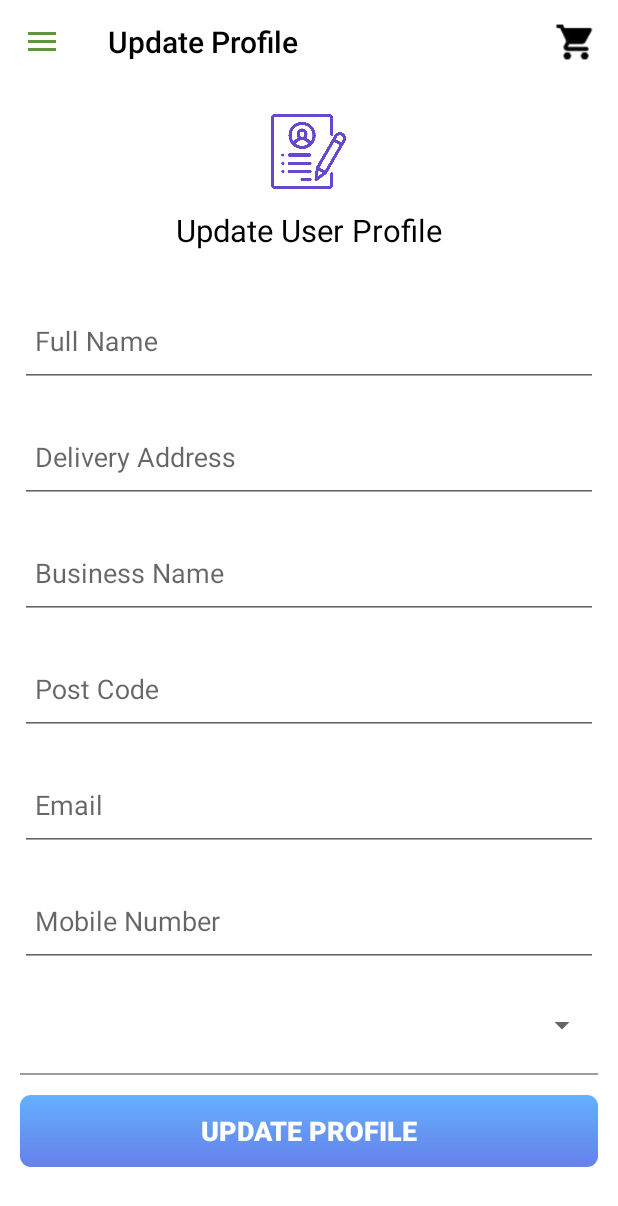
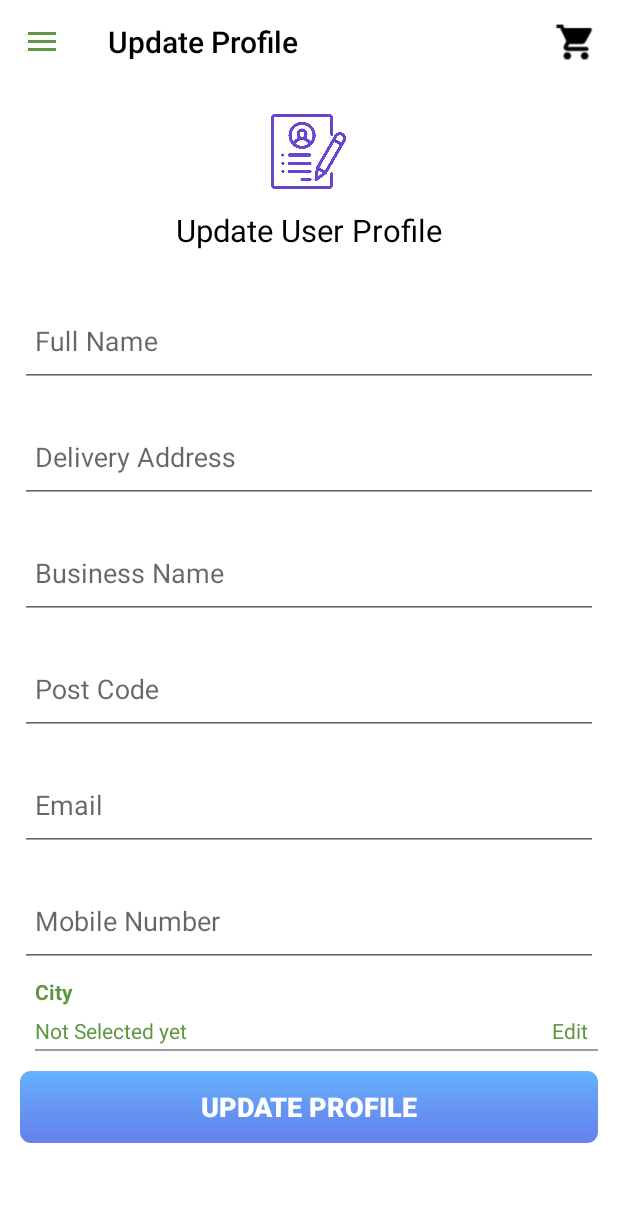
Before and after one commit to masum43/ShoppingCartAndroid, an Android app: the fragment Update_Profile placed in its activity, on a phone screen of 412 x 824 dp. Shown: the top 1206 px of the screen. Run offline under Robolectric (Android 15) with nearby library versions, the phone set to English and light mode, and no system bars; our stand-ins replace Picasso, Volley, sdp/ssp sizes; libraries missing offline, so code that uses them is left out: com.smarteist.autoimageslider, fr.ganfra.materialspinner; network calls fail; pictures from the network do not load; Roboto replaces fonts that are not available here; 4 statements that could not run were skipped.

Commit message:
profile city bugs fixed and button fixed

```diff
--- a/app/src/main/res/layout/fragment_update__profile.xml
+++ b/app/src/main/res/layout/fragment_update__profile.xml
@@ -134,18 +134,47 @@
             android:layout_marginTop="@dimen/_5sdp"
             android:layout_marginEnd="@dimen/_10sdp"
             android:layout_width="fill_parent"
-            android:layout_height="wrap_content">
+            android:layout_height="wrap_content"
+            android:paddingStart="10dp"
+            >
+
+            <TextView
+                android:layout_width="wrap_content"
+                android:layout_height="wrap_content"
+                android:text="@string/city"
+                android:textStyle="bold"
+                />
+
+            <RelativeLayout
+                android:layout_width="match_parent"
+                android:layout_height="wrap_content"
+                android:orientation="horizontal"
+                >
+                <TextView
+                    android:id="@+id/currentCityNameId"
+                    android:layout_width="wrap_content"
+                    android:layout_height="wrap_content"
+                    android:text="@string/not_selected_yet"
+                    android:layout_marginTop="@dimen/_5sdp"
+                    />
+                <TextView
+                    android:id="@+id/cityEditId"
+                    android:layout_width="wrap_content"
+                    android:layout_height="wrap_content"
+                    android:text="@string/edit"
+                    android:layout_marginTop="@dimen/_5sdp"
+                    android:layout_alignParentEnd="true"
+                    android:layout_marginEnd="@dimen/_5sdp"
+                    />
+
+            </RelativeLayout>
 
 
-            <Spinner
-                android:id="@+id/spinner"
-                android:layout_width="fill_parent"
-                android:layout_height="wrap_content"
-                />
             <View
                 android:layout_width="match_parent"
                 android:layout_height="1dp"
                 android:background="#63000000"
+                android:layout_marginTop="@dimen/_2sdp"
                 />
 
         </LinearLayout>
--- a/app/src/main/res/values/strings.xml
+++ b/app/src/main/res/values/strings.xml
@@ -164,6 +164,10 @@
     <string name="offer_name">"Offer Name : "</string>
     <string name="offer_price">"Offer Price : " </string>
     <string name="desc">"Description : "</string>
+    <string name="not_selected_yet">Not Selected yet</string>
+    <string name="city">City</string>
+    <string name="edit">Edit</string>
+    <string name="submit">Submit</string>
 
 
 </resources>
```
Also changed, not shown: app/src/main/java/com/maces/ecommerce/skcashandcarry/Fragments/Update_Profile.java (+131 -50 lines), app/src/main/java/com/maces/ecommerce/skcashandcarry/Model/CityModel.java (added, +27 -0 lines), app/src/main/res/drawable/dialog_bg.xml (added, +12 -0 lines), app/src/main/res/layout/activity_offer_details.xml (+9 -10 lines), app/src/main/res/layout/city_custom_dialog.xml (added, +59 -0 lines), app/src/main/res/layout/product_detail_content.xml (+9 -9 lines), 1 other file.
